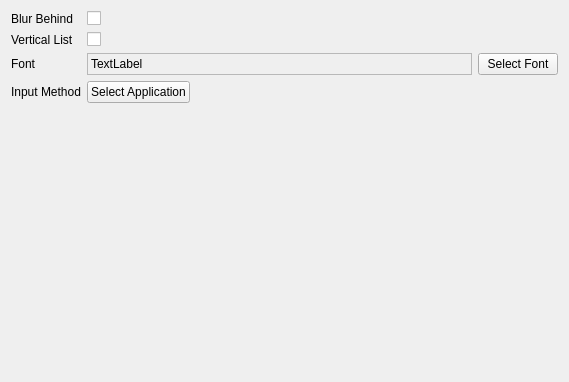
KDE/kdeplasma-addons, file applets/kimpanel/src/config.ui: the form before one commit.
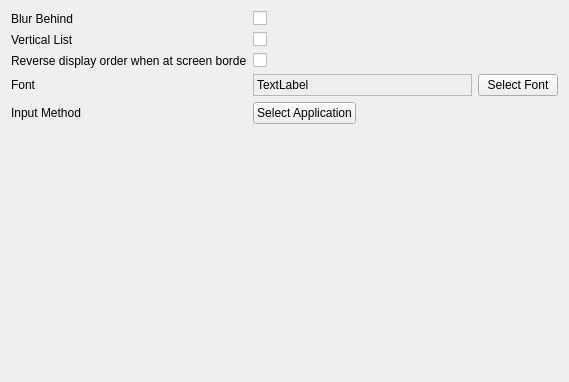
The form after the commit.

Commit message: add reverse'd vertical layout

Diff of the .ui file:
```diff
--- a/applets/kimpanel/src/config.ui
+++ b/applets/kimpanel/src/config.ui
@@ -93,6 +93,20 @@
      </property>
     </widget>
    </item>
+   <item row="2" column="0">
+    <widget class="QLabel" name="label_3">
+     <property name="text">
+      <string>Reverse display order when at screen borde</string>
+     </property>
+    </widget>
+   </item>
+   <item row="2" column="1">
+    <widget class="QCheckBox" name="reverseCheckBox">
+     <property name="text">
+      <string/>
+     </property>
+    </widget>
+   </item>
   </layout>
  </widget>
  <resources/>
```
The commit also changes 5 other files.
